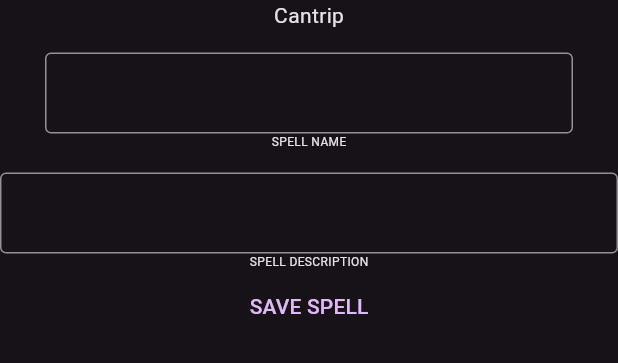
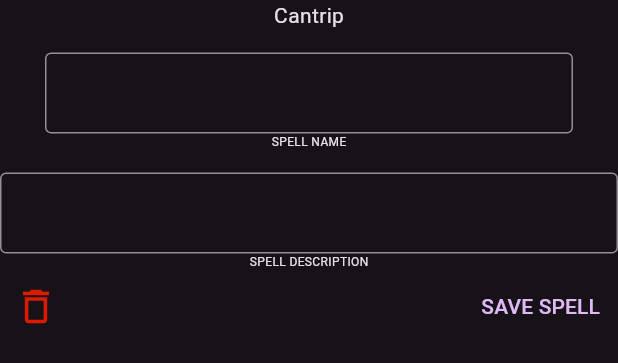
Before and after one commit to jematson/dnd_sheet, a Flutter app: the SpellBox widget shown alone on an empty page, opened directly with empty values, on a phone screen of 412 x 824 dp. Shown: the top 363 px of the screen. Run offline on Flutter 3.47's test engine with Material 3 defaults, Android fonts, the phone set to English and light mode, and no system bars.

Commit message:
Add spell deletion

```diff
--- a/lib/classes/spell_boxes.dart
+++ b/lib/classes/spell_boxes.dart
@@ -51,10 +51,12 @@ class SpellLine extends StatefulWidget {
     super.key,
     required this.spell,
     required this.spellSaved,
+    required this.deleteSpell,
   });
 
   final Spell spell;
   final void Function(Spell) spellSaved;
+  final void Function() deleteSpell;
 
   @override
   State<SpellLine> createState() => _SpellLineState();
@@ -95,6 +97,11 @@ class _SpellLineState extends State<SpellLine> {
                       spell: widget.spell,
                       spellSaved: (spell) {
                         widget.spellSaved(spell);
+                        Navigator.pop(context);
+                      },
+                      deleteSpell: () {
+                        widget.deleteSpell();
+                        Navigator.pop(context);
                       }
                     )
                   );
@@ -206,6 +213,7 @@ class _SpellSectionState extends State<SpellSection> {
           )
         ),
         Column(
+          spacing: 5,
           children: List.generate(
             spells.length,
             (index) => SpellLine(
@@ -215,6 +223,11 @@ class _SpellSectionState extends State<SpellSection> {
                   spells[index] = updatedSpell;
                 });
               },
+              deleteSpell: () {
+                setState(() {
+                  spells.removeAt(index);
+                });
+              }
             ),
           )
         )
@@ -232,9 +245,11 @@ class SpellBox extends StatefulWidget {
     super.key,
     required this.spell,
     required this.spellSaved,
+    required this.deleteSpell,
   });
 
   final void Function(Spell) spellSaved;
+  final void Function() deleteSpell;
   final Spell spell;
 
   @override
@@ -301,6 +316,19 @@ class _SpellBoxState extends State<SpellBox> {
                 ),
               ),
               Text("SPELL DESCRIPTION", style: TextStyle(fontSize: 8)),
+              Row(
+                mainAxisAlignment: .spaceBetween,
+                children: [
+                  IconButton(
+                    onPressed: () {
+                      widget.deleteSpell();
+                    },
+                    icon: Icon(
+                      Icons.delete_outline,
+                      color: const Color.fromARGB(255, 220, 26, 1),
+                      size: 30,
+                    )
+                  ),
                   TextButton(
                     child: Text("SAVE SPELL"),
                     onPressed: () {
@@ -310,6 +338,8 @@ class _SpellBoxState extends State<SpellBox> {
                   ),
                 ],
               ),
+            ],
+          ),
         )
       )
     );
```
Lines whose indentation alone changed are shown as unchanged.
